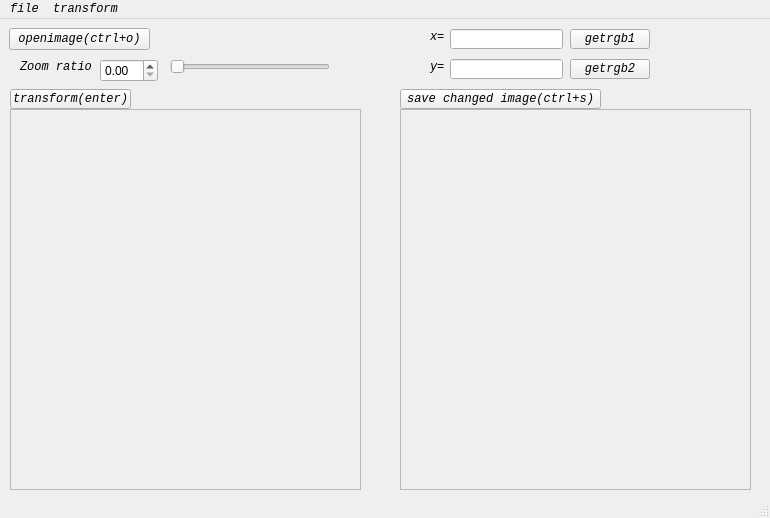
Before: the Qt Designer form main/mainwindow.ui in oi-chen/digital_image_processing, drawn with Qt 5.
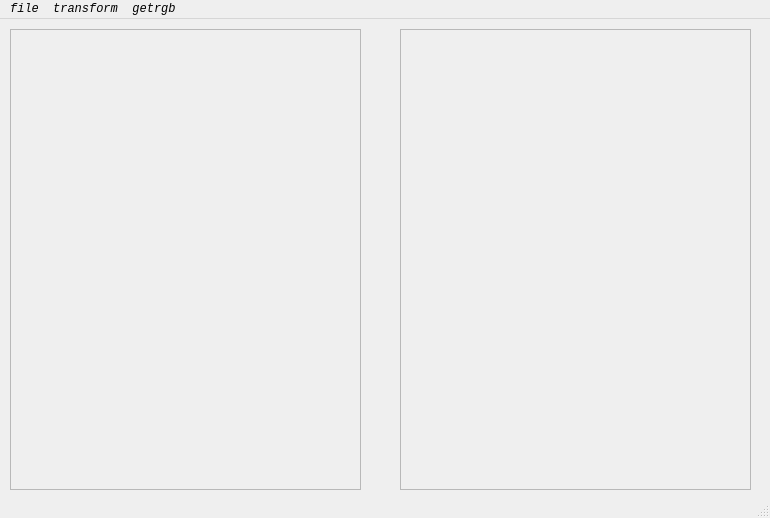
After: the same form once the commit is applied.

Commit message: all buttons changed to menu

Patch:
```diff
--- a/main/mainwindow.ui
+++ b/main/mainwindow.ui
@@ -14,38 +14,13 @@
    <string>MainWindow</string>
   </property>
   <widget class="QWidget" name="centralwidget">
-   <widget class="QPushButton" name="pushButton">
-    <property name="geometry">
-     <rect>
-      <x>9</x>
-      <y>9</y>
-      <width>141</width>
-      <height>22</height>
-     </rect>
-    </property>
-    <property name="font">
-     <font>
-      <family>Consolas</family>
-      <italic>true</italic>
-     </font>
-    </property>
-    <property name="mouseTracking">
-     <bool>false</bool>
-    </property>
-    <property name="text">
-     <string>openimage(ctrl+o)</string>
-    </property>
-    <property name="shortcut">
-     <string>Ctrl+O</string>
-    </property>
-   </widget>
    <widget class="QScrollArea" name="scrollArea">
     <property name="geometry">
      <rect>
       <x>10</x>
-      <y>90</y>
+      <y>10</y>
       <width>351</width>
-      <height>381</height>
+      <height>461</height>
      </rect>
     </property>
     <property name="mouseTracking">
@@ -60,16 +35,16 @@
        <x>0</x>
        <y>0</y>
        <width>349</width>
-       <height>379</height>
+       <height>459</height>
       </rect>
      </property>
      <widget class="QLabel" name="label">
       <property name="geometry">
        <rect>
-        <x>-1</x>
-        <y>-1</y>
+        <x>0</x>
+        <y>0</y>
         <width>351</width>
-        <height>381</height>
+        <height>461</height>
        </rect>
       </property>
       <property name="text">
@@ -78,23 +53,13 @@
      </widget>
     </widget>
    </widget>
-   <widget class="QDoubleSpinBox" name="doubleSpinBox">
-    <property name="geometry">
-     <rect>
-      <x>100</x>
-      <y>40</y>
-      <width>58</width>
-      <height>23</height>
-     </rect>
-    </property>
-   </widget>
    <widget class="QScrollArea" name="scrollArea_2">
     <property name="geometry">
      <rect>
       <x>400</x>
-      <y>90</y>
+      <y>10</y>
       <width>351</width>
-      <height>381</height>
+      <height>461</height>
      </rect>
     </property>
     <property name="mouseTracking">
@@ -109,7 +74,7 @@
        <x>0</x>
        <y>0</y>
        <width>349</width>
-       <height>379</height>
+       <height>459</height>
       </rect>
      </property>
      <widget class="QLabel" name="label_2">
@@ -118,7 +83,7 @@
         <x>-1</x>
         <y>-1</y>
         <width>351</width>
-        <height>381</height>
+        <height>461</height>
        </rect>
       </property>
       <property name="text">
@@ -127,190 +92,6 @@
      </widget>
     </widget>
    </widget>
-   <widget class="QSlider" name="horizontalSlider">
-    <property name="geometry">
-     <rect>
-      <x>170</x>
-      <y>40</y>
-      <width>160</width>
-      <height>16</height>
-     </rect>
-    </property>
-    <property name="orientation">
-     <enum>Qt::Horizontal</enum>
-    </property>
-   </widget>
-   <widget class="QPushButton" name="pushButton_2">
-    <property name="geometry">
-     <rect>
-      <x>10</x>
-      <y>70</y>
-      <width>121</width>
-      <height>20</height>
-     </rect>
-    </property>
-    <property name="font">
-     <font>
-      <family>Consolas</family>
-      <italic>true</italic>
-     </font>
-    </property>
-    <property name="text">
-     <string>transform(enter)</string>
-    </property>
-    <property name="shortcut">
-     <string>Return</string>
-    </property>
-   </widget>
-   <widget class="QLabel" name="label_3">
-    <property name="geometry">
-     <rect>
-      <x>20</x>
-      <y>40</y>
-      <width>81</width>
-      <height>16</height>
-     </rect>
-    </property>
-    <property name="font">
-     <font>
-      <family>Consolas</family>
-      <italic>true</italic>
-     </font>
-    </property>
-    <property name="text">
-     <string>Zoom ratio</string>
-    </property>
-   </widget>
-   <widget class="QPushButton" name="pushButton_3">
-    <property name="geometry">
-     <rect>
-      <x>400</x>
-      <y>70</y>
-      <width>201</width>
-      <height>20</height>
-     </rect>
-    </property>
-    <property name="font">
-     <font>
-      <family>Consolas</family>
-      <italic>true</italic>
-     </font>
-    </property>
-    <property name="text">
-     <string>save changed image(ctrl+s)</string>
-    </property>
-    <property name="shortcut">
-     <string>Ctrl+S</string>
-    </property>
-   </widget>
-   <widget class="QPushButton" name="pushButton_4">
-    <property name="geometry">
-     <rect>
-      <x>570</x>
-      <y>10</y>
-      <width>80</width>
-      <height>20</height>
-     </rect>
-    </property>
-    <property name="font">
-     <font>
-      <family>Consolas</family>
-      <italic>true</italic>
-     </font>
-    </property>
-    <property name="text">
-     <string>getrgb1</string>
-    </property>
-   </widget>
-   <widget class="QLabel" name="label_4">
-    <property name="geometry">
-     <rect>
-      <x>430</x>
-      <y>10</y>
-      <width>21</width>
-      <height>16</height>
-     </rect>
-    </property>
-    <property name="font">
-     <font>
-      <family>Consolas</family>
-      <italic>true</italic>
-     </font>
-    </property>
-    <property name="text">
-     <string>x=</string>
-    </property>
-   </widget>
-   <widget class="QLabel" name="label_5">
-    <property name="geometry">
-     <rect>
-      <x>430</x>
-      <y>40</y>
-      <width>21</width>
-      <height>16</height>
-     </rect>
-    </property>
-    <property name="font">
-     <font>
-      <family>Consolas</family>
-      <italic>true</italic>
-     </font>
-    </property>
-    <property name="text">
-     <string>y=</string>
-    </property>
-   </widget>
-   <widget class="QLineEdit" name="lineEdit">
-    <property name="geometry">
-     <rect>
-      <x>450</x>
-      <y>10</y>
-      <width>113</width>
-      <height>20</height>
-     </rect>
-    </property>
-    <property name="font">
-     <font>
-      <family>Consolas</family>
-      <italic>true</italic>
-     </font>
-    </property>
-   </widget>
-   <widget class="QLineEdit" name="lineEdit_2">
-    <property name="geometry">
-     <rect>
-      <x>450</x>
-      <y>40</y>
-      <width>113</width>
-      <height>20</height>
-     </rect>
-    </property>
-    <property name="font">
-     <font>
-      <family>Consolas</family>
-      <italic>true</italic>
-     </font>
-    </property>
-   </widget>
-   <widget class="QPushButton" name="pushButton_5">
-    <property name="geometry">
-     <rect>
-      <x>570</x>
-      <y>40</y>
-      <width>80</width>
-      <height>20</height>
-     </rect>
-    </property>
-    <property name="font">
-     <font>
-      <family>Consolas</family>
-      <italic>true</italic>
-     </font>
-    </property>
-    <property name="text">
-     <string>getrgb2</string>
-    </property>
-   </widget>
   </widget>
   <widget class="QStatusBar" name="statusbar"/>
   <widget class="QMenuBar" name="menubar">
@@ -353,8 +134,16 @@
     </widget>
     <addaction name="menuGeometric_transformation"/>
    </widget>
+   <widget class="QMenu" name="menuGetrgb">
+    <property name="title">
+     <string>getrgb</string>
+    </property>
+    <addaction name="actionGet_Original_image_rgb"/>
+    <addaction name="actionGet_transformed_image_rgb"/>
+   </widget>
    <addaction name="menufile"/>
    <addaction name="menuTransform"/>
+   <addaction name="menuGetrgb"/>
   </widget>
   <action name="actionopen">
    <property name="text">
```
Left out of the diff: 8 changed lines with no effect on the pictures. The commit also changes 16 other files.
